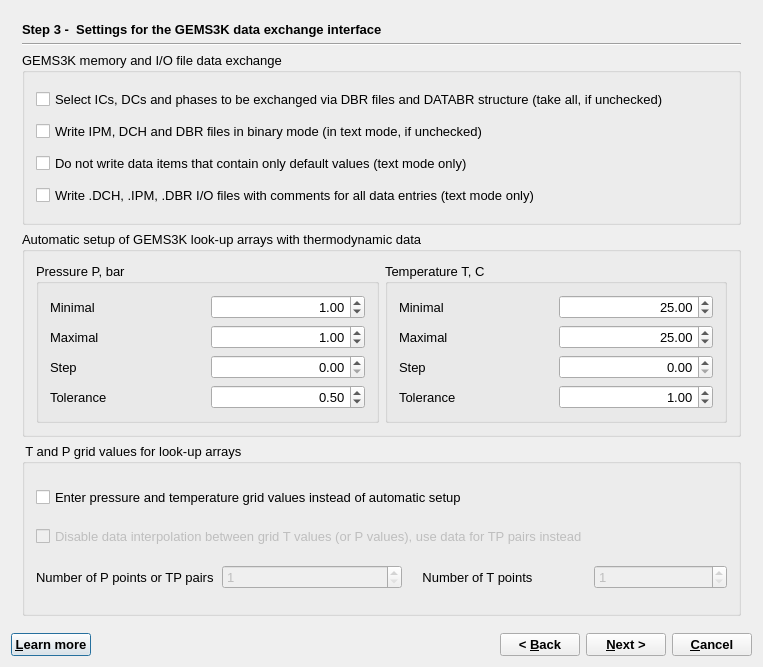
Before: the Qt Designer form GUI/Dialogs4/GEM2MTWizard4.ui in gemshub/GEMSGUI, drawn with Qt 5.
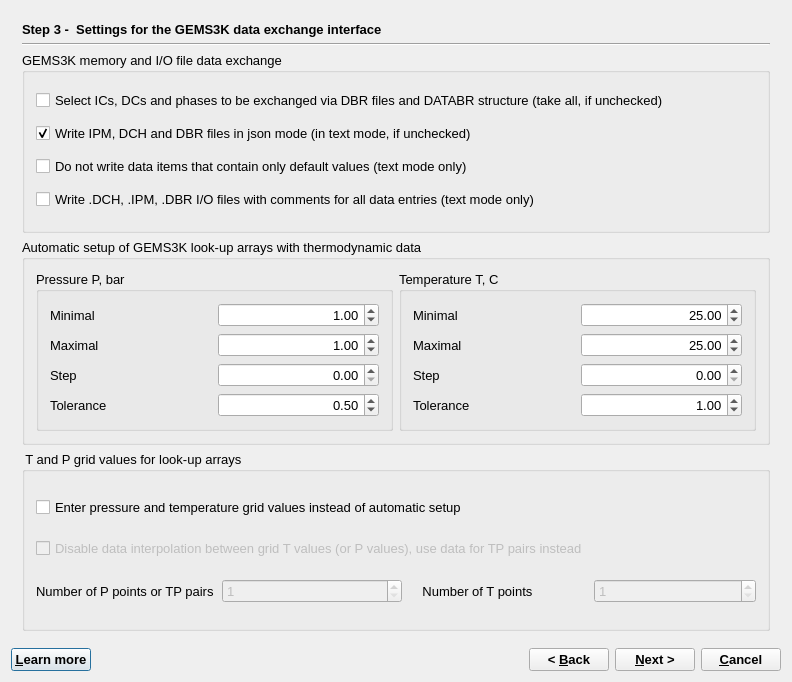
After: the same form once the commit is applied.

Patch:
```diff
--- a/GUI/Dialogs4/GEM2MTWizard4.ui
+++ b/GUI/Dialogs4/GEM2MTWizard4.ui
@@ -9,8 +9,8 @@
    <rect>
     <x>0</x>
     <y>0</y>
-    <width>763</width>
-    <height>619</height>
+    <width>792</width>
+    <height>682</height>
    </rect>
   </property>
   <property name="font">
@@ -735,7 +735,10 @@
           <item>
            <widget class="QCheckBox" name="chMode">
             <property name="text">
-             <string>Write IPM, DCH and DBR files in binary mode (in text mode, if unchecked)</string>
+             <string>Write IPM, DCH and DBR files in json mode (in text mode, if unchecked)</string>
+            </property>
+            <property name="checked">
+             <bool>true</bool>
             </property>
            </widget>
           </item>
```
